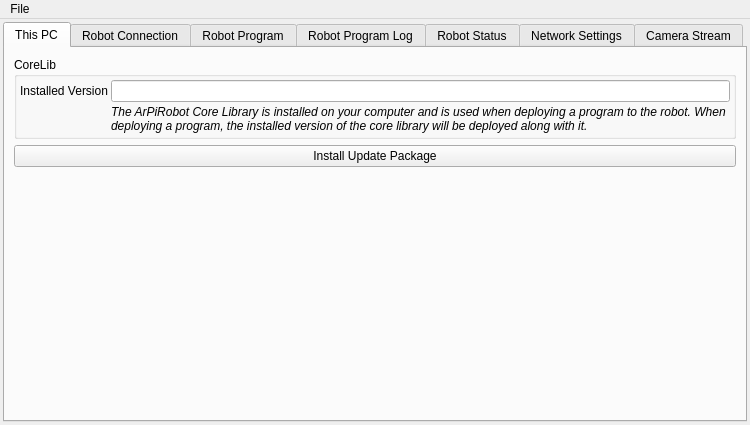
First picture: the form in ui/deploy_tool.ui, repository ArPiRobot/ArPiRobot-DeployTool, before the edit.
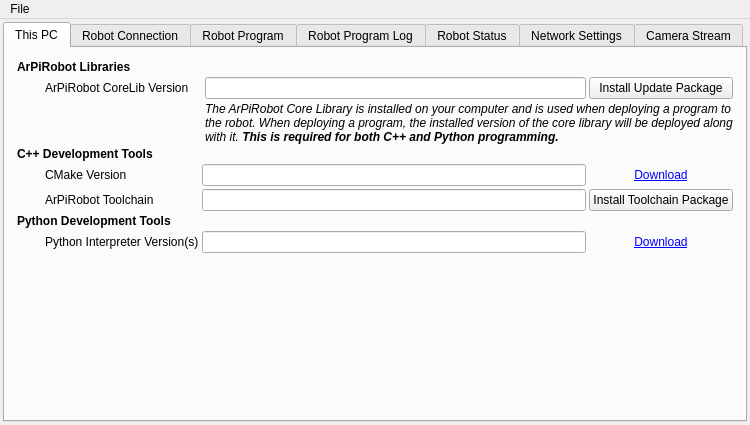
Second picture: the form after the edit. The open tabs and pages were chosen to show the change. Icons and pictures are not drawn.

Commit message: This PC tab populates other tool info

Patch:
```diff
--- a/ui/deploy_tool.ui
+++ b/ui/deploy_tool.ui
@@ -48,11 +48,14 @@
        </attribute>
        <layout class="QVBoxLayout" name="verticalLayout_2">
         <item>
-         <widget class="QGroupBox" name="groupBox">
-          <property name="title">
-           <string>CoreLib</string>
+         <widget class="QWidget" name="widget_3" native="true">
+          <property name="minimumSize">
+           <size>
+            <width>0</width>
+            <height>50</height>
+           </size>
           </property>
-          <layout class="QGridLayout" name="gridLayout_2">
+          <layout class="QGridLayout" name="gridLayout_9">
            <property name="leftMargin">
             <number>3</number>
            </property>
@@ -68,24 +71,117 @@
            <property name="spacing">
             <number>3</number>
            </property>
-           <item row="0" column="1">
-            <widget class="QLineEdit" name="txt_corelib_version">
+           <item row="6" column="2" colspan="2">
+            <widget class="QLineEdit" name="txt_toolchain">
              <property name="readOnly">
               <bool>true</bool>
              </property>
             </widget>
            </item>
-           <item row="0" column="0">
+           <item row="5" column="2" colspan="2">
+            <widget class="QLineEdit" name="txt_cmake_version">
+             <property name="readOnly">
+              <bool>true</bool>
+             </property>
+            </widget>
+           </item>
+           <item row="8" column="4">
+            <widget class="QLabel" name="label_27">
+             <property name="text">
+              <string>&lt;html&gt;&lt;head/&gt;&lt;body&gt;&lt;p align=&quot;center&quot;&gt;&lt;a href=&quot;https://www.python.org/&quot;&gt;&lt;span style=&quot; text-decoration: underline; color:#0000ff;&quot;&gt;Download&lt;/span&gt;&lt;/a&gt;&lt;/p&gt;&lt;/body&gt;&lt;/html&gt;</string>
+             </property>
+             <property name="openExternalLinks">
+              <bool>true</bool>
+             </property>
+             <property name="textInteractionFlags">
+              <set>Qt::TextBrowserInteraction</set>
+             </property>
+            </widget>
+           </item>
+           <item row="7" column="0" colspan="5">
+            <widget class="QLabel" name="label_25">
+             <property name="font">
+              <font>
+               <bold>true</bold>
+              </font>
+             </property>
+             <property name="text">
+              <string>Python Development Tools</string>
+             </property>
+            </widget>
+           </item>
+           <item row="1" column="0" colspan="2">
+            <widget class="QLabel" name="label">
+             <property name="font">
+              <font>
+               <bold>true</bold>
+              </font>
+             </property>
+             <property name="text">
+              <string>ArPiRobot Libraries</string>
+             </property>
+            </widget>
+           </item>
+           <item row="2" column="0">
+            <spacer name="horizontalSpacer">
+             <property name="orientation">
+              <enum>Qt::Horizontal</enum>
+             </property>
+             <property name="sizeType">
+              <enum>QSizePolicy::Fixed</enum>
+             </property>
+             <property name="sizeHint" stdset="0">
+              <size>
+               <width>25</width>
+               <height>20</height>
+              </size>
+             </property>
+            </spacer>
+           </item>
+           <item row="2" column="1">
             <widget class="QLabel" name="label_5">
              <property name="text">
-              <string>Installed Version</string>
+              <string>ArPiRobot CoreLib Version</string>
              </property>
             </widget>
            </item>
-           <item row="1" column="1">
+           <item row="4" column="0" colspan="5">
+            <widget class="QLabel" name="label_19">
+             <property name="font">
+              <font>
+               <bold>true</bold>
+              </font>
+             </property>
+             <property name="text">
+              <string>C++ Development Tools</string>
+             </property>
+            </widget>
+           </item>
+           <item row="6" column="4">
+            <widget class="QPushButton" name="pushButton">
+             <property name="text">
+              <string>Install Toolchain Package</string>
+             </property>
+            </widget>
+           </item>
+           <item row="2" column="4">
+            <widget class="QPushButton" name="btn_install_update">
+             <property name="text">
+              <string>Install Update Package</string>
+             </property>
+            </widget>
+           </item>
+           <item row="8" column="1">
+            <widget class="QLabel" name="label_26">
+             <property name="text">
+              <string>Python Interpreter Version(s)</string>
+             </property>
+            </widget>
+           </item>
+           <item row="3" column="3" colspan="2">
             <widget class="QLabel" name="label_6">
              <property name="text">
-              <string>&lt;html&gt;&lt;head/&gt;&lt;body&gt;&lt;p&gt;&lt;span style=&quot; font-style:italic;&quot;&gt;The ArPiRobot Core Library is installed on your computer and is used when deploying a program to the robot. When deploying a program, the installed version of the core library will be deployed along with it.&lt;/span&gt;&lt;/p&gt;&lt;/body&gt;&lt;/html&gt;</string>
+              <string>&lt;html&gt;&lt;head/&gt;&lt;body&gt;&lt;p&gt;&lt;span style=&quot; font-style:italic;&quot;&gt;The ArPiRobot Core Library is installed on your computer and is used when deploying a program to the robot. When deploying a program, the installed version of the core library will be deployed along with it. &lt;/span&gt;&lt;span style=&quot; font-weight:700; font-style:italic;&quot;&gt;This is required for both C++ and Python programming.&lt;/span&gt;&lt;/p&gt;&lt;/body&gt;&lt;/html&gt;</string>
              </property>
              <property name="alignment">
               <set>Qt::AlignLeading|Qt::AlignLeft|Qt::AlignVCenter</set>
@@ -95,16 +191,50 @@
              </property>
             </widget>
            </item>
+           <item row="5" column="4">
+            <widget class="QLabel" name="label_22">
+             <property name="text">
+              <string>&lt;html&gt;&lt;head/&gt;&lt;body&gt;&lt;p align=&quot;center&quot;&gt;&lt;a href=&quot;https://cmake.org/&quot;&gt;&lt;span style=&quot; text-decoration: underline; color:#0000ff;&quot;&gt;Download&lt;/span&gt;&lt;/a&gt;&lt;/p&gt;&lt;/body&gt;&lt;/html&gt;</string>
+             </property>
+             <property name="openExternalLinks">
+              <bool>true</bool>
+             </property>
+             <property name="textInteractionFlags">
+              <set>Qt::TextBrowserInteraction</set>
+             </property>
+            </widget>
+           </item>
+           <item row="8" column="2" colspan="2">
+            <widget class="QLineEdit" name="txt_pc_python_version">
+             <property name="readOnly">
+              <bool>true</bool>
+             </property>
+            </widget>
+           </item>
+           <item row="6" column="1">
+            <widget class="QLabel" name="label_23">
+             <property name="text">
+              <string>ArPiRobot Toolchain</string>
+             </property>
+            </widget>
+           </item>
+           <item row="5" column="1">
+            <widget class="QLabel" name="label_21">
+             <property name="text">
+              <string>CMake Version</string>
+             </property>
+            </widget>
+           </item>
+           <item row="2" column="3">
+            <widget class="QLineEdit" name="txt_corelib_version">
+             <property name="readOnly">
+              <bool>true</bool>
+             </property>
+            </widget>
+           </item>
           </layout>
          </widget>
         </item>
-        <item>
-         <widget class="QPushButton" name="btn_install_update">
-          <property name="text">
-           <string>Install Update Package</string>
-          </property>
-         </widget>
-        </item>
         <item>
          <spacer name="verticalSpacer_2">
           <property name="orientation">
```
Left out of the diff: 4 changed lines with no effect on the pictures. The commit also changes 1 other file.
